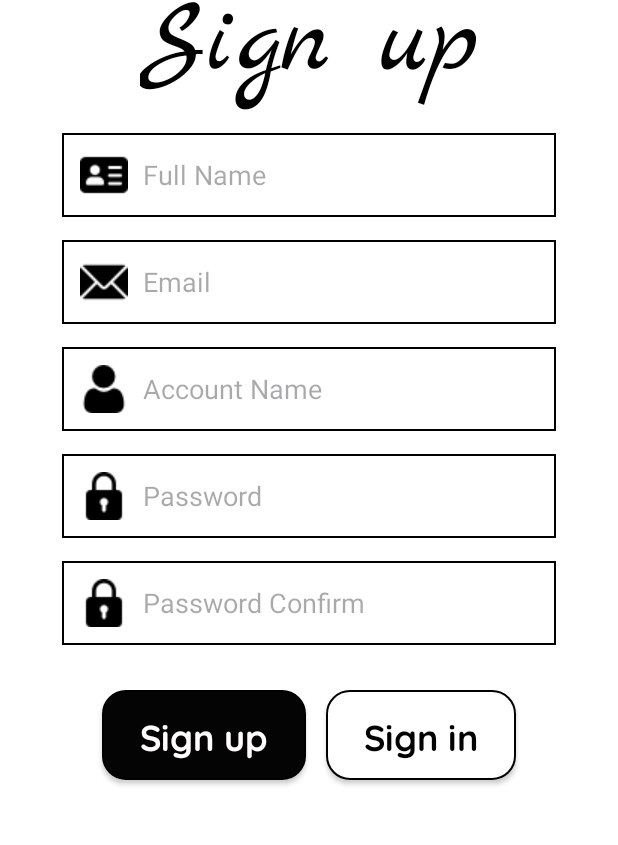
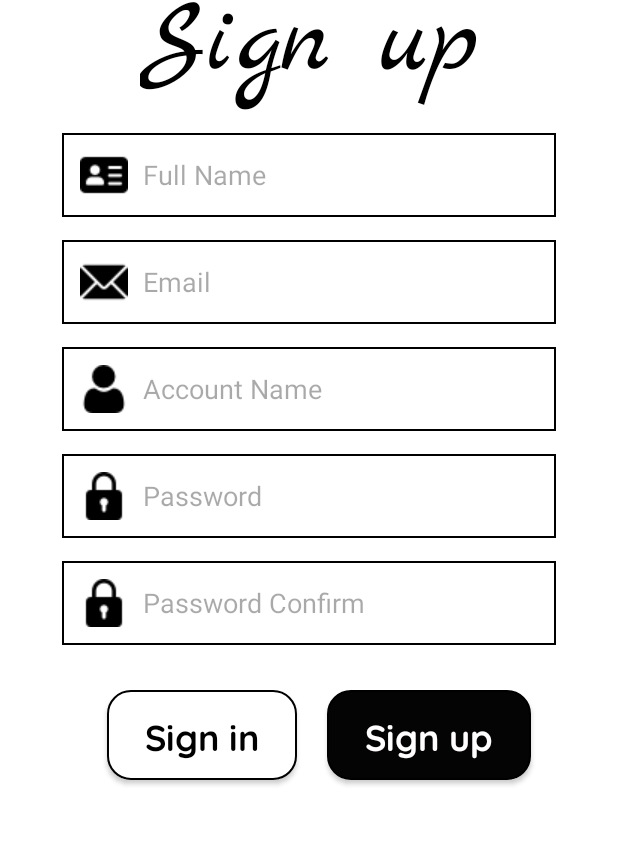
Before and after one commit to trungdoan876/AndroidEndProject, an Android app: the layout sign_up_activity.xml on its own in the app's theme, with its tools: preview values and no code run, on a phone screen of 412 x 824 dp, the part 390-1235 px from its top. Run offline under Robolectric (Android 15) with nearby library versions, the phone set to English and light mode, and no system bars.

Commit message:
UI signin sign up

```diff
--- a/app/src/main/res/layout/sign_up_activity.xml
+++ b/app/src/main/res/layout/sign_up_activity.xml
@@ -78,7 +78,8 @@
             app:layout_constraintEnd_toEndOf="parent"
             app:layout_constraintWidth_percent="0.8"
             android:layout_marginTop="15dp"
-            android:textSize="18dp" />
+            android:textSize="18dp"
+            android:textColor="@color/black"/>
 
         <!-- Email -->
         <androidx.appcompat.widget.AppCompatEditText
@@ -98,7 +99,8 @@
             app:layout_constraintEnd_toEndOf="parent"
             app:layout_constraintWidth_percent="0.8"
             android:layout_marginTop="15dp"
-            android:textSize="18dp" />
+            android:textSize="18dp"
+            android:textColor="@color/black"/>
 
         <!-- Account Name -->
         <androidx.appcompat.widget.AppCompatEditText
@@ -117,7 +119,8 @@
             app:layout_constraintEnd_toEndOf="parent"
             app:layout_constraintWidth_percent="0.8"
             android:layout_marginTop="15dp"
-            android:textSize="18dp" />
+            android:textSize="18dp"
+            android:textColor="@color/black"/>
 
         <!-- Password -->
         <androidx.appcompat.widget.AppCompatEditText
@@ -137,7 +140,8 @@
             app:layout_constraintEnd_toEndOf="parent"
             app:layout_constraintWidth_percent="0.8"
             android:layout_marginTop="15dp"
-            android:textSize="18dp" />
+            android:textSize="18dp"
+            android:textColor="@color/black"/>
 
         <!-- Password Confirm -->
         <androidx.appcompat.widget.AppCompatEditText
@@ -157,26 +161,8 @@
             app:layout_constraintEnd_toEndOf="parent"
             app:layout_constraintWidth_percent="0.8"
             android:layout_marginTop="15dp"
-            android:textSize="18dp" />
-
-        <!-- Sign up button -->
-        <androidx.appcompat.widget.AppCompatButton
-            android:id="@+id/BtnDangKy"
-            android:layout_width="wrap_content"
-            android:layout_height="60dp"
-            android:background="@drawable/btn_black"
-            android:paddingHorizontal="25dp"
-            android:paddingVertical="9dp"
-            android:text="Sign up"
-            android:textColor="#FFFDFD"
-            android:textSize="24sp"
-            android:fontFamily="@font/quicksand_bold"
-            android:layout_marginTop="30dp"
-            app:layout_constraintTop_toBottomOf="@id/passwordConfirmEditText"
-            app:layout_constraintStart_toStartOf="parent"
-            app:layout_constraintEnd_toStartOf="@id/BtnVeDangNhap"
-            app:layout_constraintHorizontal_chainStyle="packed"
-            android:textAllCaps="false" />
+            android:textSize="18dp"
+            android:textColor="@color/black"/>
 
         <!-- Sign in button -->
         <androidx.appcompat.widget.AppCompatButton
@@ -191,12 +177,33 @@
             android:textSize="24sp"
             android:fontFamily="@font/quicksand_bold"
             android:layout_marginStart="13dp"
+            app:layout_constraintTop_toBottomOf="@id/passwordConfirmEditText"
+            app:layout_constraintEnd_toStartOf="@id/BtnDangKy"
+            app:layout_constraintEnd_toEndOf="parent"
             android:layout_marginTop="30dp"
+            app:layout_constraintHorizontal_chainStyle="packed"
+            android:textAllCaps="false"
+            app:layout_constraintStart_toStartOf="parent"
+            android:layout_marginEnd="20dp"/>
+
+        <!-- Sign up button -->
+        <androidx.appcompat.widget.AppCompatButton
+            android:id="@+id/BtnDangKy"
+            android:layout_width="wrap_content"
+            android:layout_height="60dp"
+            android:background="@drawable/btn_black"
+            android:paddingHorizontal="25dp"
+            android:paddingVertical="9dp"
+            android:text="Sign up"
+            android:textColor="#FFFDFD"
+            android:textSize="24sp"
+            android:fontFamily="@font/quicksand_bold"
             app:layout_constraintTop_toBottomOf="@id/passwordConfirmEditText"
-            app:layout_constraintStart_toEndOf="@id/BtnDangKy"
+            app:layout_constraintStart_toEndOf="@id/BtnVeDangNhap"
+            app:layout_constraintHorizontal_chainStyle="packed"
+            android:layout_marginTop="30dp"
             app:layout_constraintEnd_toEndOf="parent"
-            app:layout_constraintHorizontal_chainStyle="packed"
-            android:textAllCaps="false" />
+            android:textAllCaps="false"/>
 
     </androidx.constraintlayout.widget.ConstraintLayout>
 </ScrollView>
```
Also changed, not shown: app/src/main/res/layout/activity_main.xml (+27 -22 lines).
